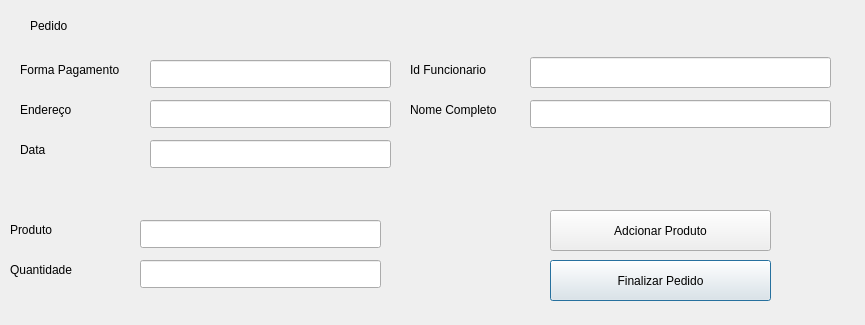
FCJar/Controle-de-estoque-e-vendas-de-loja, file ProjetoFinal/interface/venderprodutos.ui: the form before one commit.
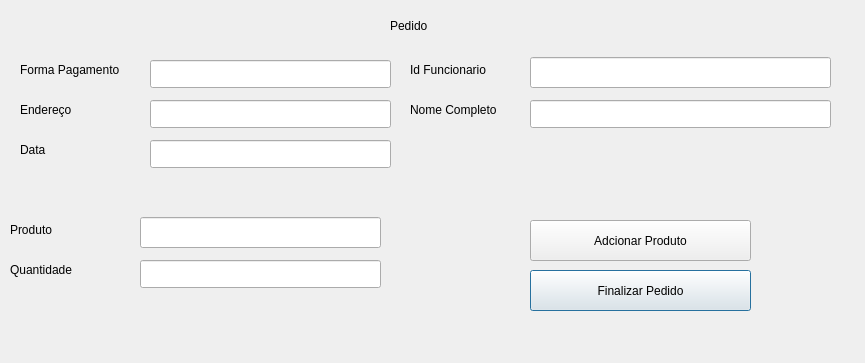
The form after the commit.

Patch:
```diff
--- a/ProjetoFinal/interface/venderprodutos.ui
+++ b/ProjetoFinal/interface/venderprodutos.ui
@@ -7,7 +7,7 @@
     <x>0</x>
     <y>0</y>
     <width>865</width>
-    <height>325</height>
+    <height>363</height>
    </rect>
   </property>
   <property name="windowTitle">
@@ -85,7 +85,7 @@
   <widget class="QLabel" name="label_4">
    <property name="geometry">
     <rect>
-     <x>30</x>
+     <x>390</x>
      <y>10</y>
      <width>101</width>
      <height>31</height>
@@ -98,8 +98,8 @@
   <widget class="QPushButton" name="FinalizaP_bt">
    <property name="geometry">
     <rect>
-     <x>550</x>
-     <y>260</y>
+     <x>530</x>
+     <y>270</y>
      <width>221</width>
      <height>41</height>
     </rect>
@@ -171,9 +171,9 @@
    <property name="geometry">
     <rect>
      <x>140</x>
-     <y>220</y>
+     <y>217</y>
      <width>241</width>
-     <height>28</height>
+     <height>31</height>
     </rect>
    </property>
   </widget>
@@ -203,8 +203,8 @@
   <widget class="QPushButton" name="AdProduto_bt">
    <property name="geometry">
     <rect>
-     <x>550</x>
-     <y>210</y>
+     <x>530</x>
+     <y>220</y>
      <width>221</width>
      <height>41</height>
     </rect>
```
